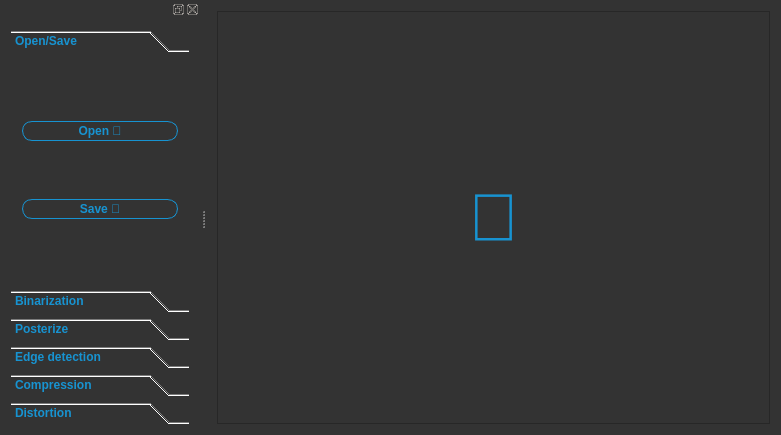
The window that qt/ImageProcessing/mainwindow.ui (mrdakj/image_processing) describes before a commit, drawn with Qt 5.
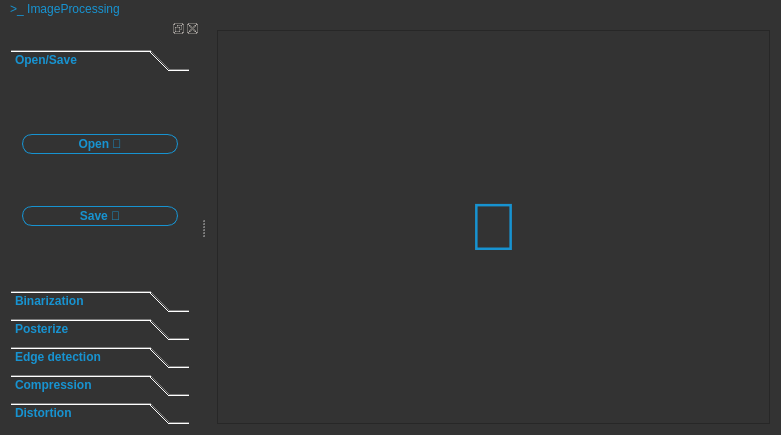
The same window after the commit. Custom widgets are drawn as their Qt base class.

Commit message: pro file changed, menuIP returned

```diff
--- a/qt/ImageProcessing/mainwindow.ui
+++ b/qt/ImageProcessing/mainwindow.ui
@@ -437,6 +437,22 @@
     </layout>
    </widget>
   </widget>
+  <widget class="QMenuBar" name="menuBar">
+   <property name="geometry">
+    <rect>
+     <x>0</x>
+     <y>0</y>
+     <width>781</width>
+     <height>32</height>
+    </rect>
+   </property>
+   <widget class="QMenu" name="menuIP">
+    <property name="title">
+     <string>&gt;_ ImageProcessing</string>
+    </property>
+   </widget>
+   <addaction name="menuIP"/>
+  </widget>
  </widget>
  <layoutdefault spacing="6" margin="11"/>
  <customwidgets>
```
The commit also changes 5 other files.
